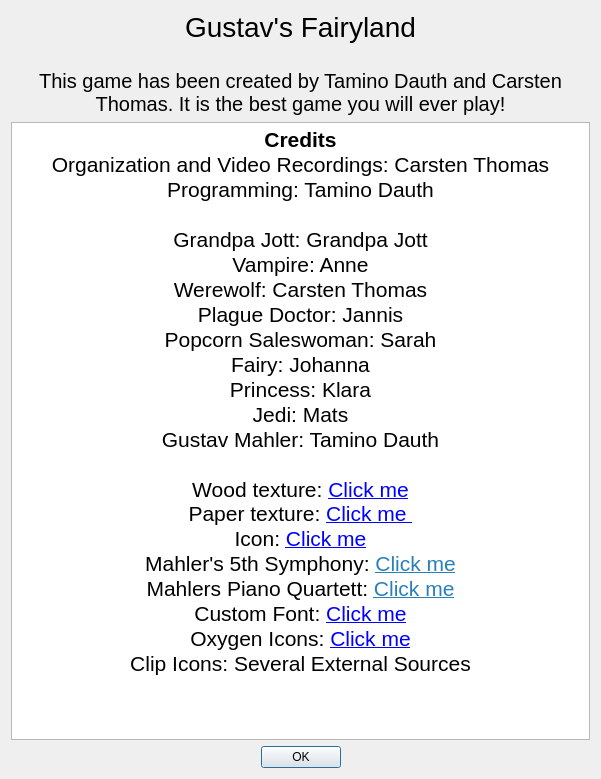
Old version of the form ui/aboutdialog.ui in the repository tdauth/gustavsfairyland.
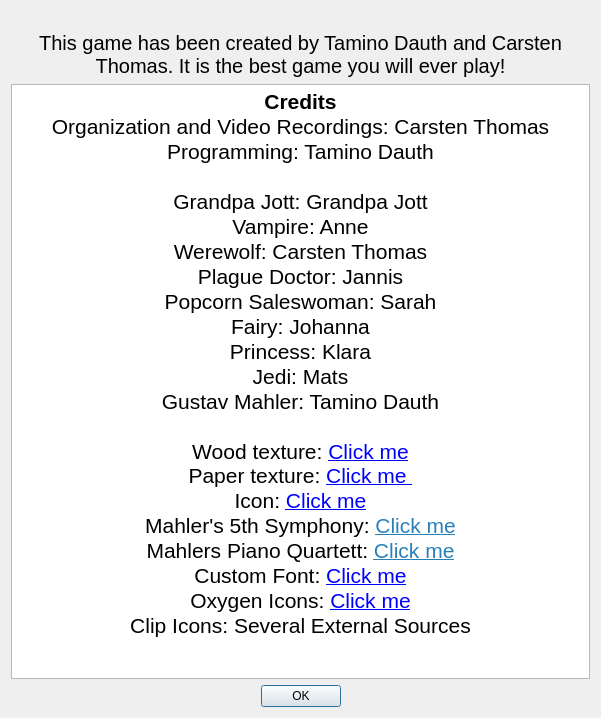
New version of the form. Icons and pictures are not drawn.

```diff
--- a/ui/aboutdialog.ui
+++ b/ui/aboutdialog.ui
@@ -7,7 +7,7 @@
     <x>0</x>
     <y>0</y>
     <width>601</width>
-    <height>779</height>
+    <height>718</height>
    </rect>
   </property>
   <property name="maximumSize">
@@ -20,41 +20,7 @@
    <string>About Gustav's Faryland</string>
   </property>
   <layout class="QGridLayout" name="gridLayout">
-   <item row="1" column="0" alignment="Qt::AlignTop">
-    <widget class="QLabel" name="label">
-     <property name="sizePolicy">
-      <sizepolicy hsizetype="Preferred" vsizetype="Preferred">
-       <horstretch>0</horstretch>
-       <verstretch>0</verstretch>
-      </sizepolicy>
-     </property>
-     <property name="text">
-      <string/>
-     </property>
-     <property name="pixmap">
-      <pixmap resource="../resource.qrc">:/resources/splashen.jpg</pixmap>
-     </property>
-     <property name="alignment">
-      <set>Qt::AlignCenter</set>
-     </property>
-    </widget>
-   </item>
-   <item row="0" column="0">
-    <widget class="QLabel" name="label_3">
-     <property name="font">
-      <font>
-       <pointsize>21</pointsize>
-      </font>
-     </property>
-     <property name="text">
-      <string>Gustav's Fairyland</string>
-     </property>
-     <property name="alignment">
-      <set>Qt::AlignCenter</set>
-     </property>
-    </widget>
-   </item>
-   <item row="3" column="0">
+   <item row="2" column="0">
     <widget class="QTextBrowser" name="textBrowser">
      <property name="font">
       <font>
@@ -65,7 +31,7 @@
       <string>&lt;!DOCTYPE HTML PUBLIC &quot;-//W3C//DTD HTML 4.0//EN&quot; &quot;http://www.w3.org/TR/REC-html40/strict.dtd&quot;&gt;
 &lt;html&gt;&lt;head&gt;&lt;meta name=&quot;qrichtext&quot; content=&quot;1&quot; /&gt;&lt;style type=&quot;text/css&quot;&gt;
 p, li { white-space: pre-wrap; }
-&lt;/style&gt;&lt;/head&gt;&lt;body style=&quot; font-family:'MS Shell Dlg 2'; font-size:15pt; font-weight:400; font-style:normal;&quot;&gt;
+&lt;/style&gt;&lt;/head&gt;&lt;body style=&quot; font-family:'Sans Serif'; font-size:15pt; font-weight:400; font-style:normal;&quot;&gt;
 &lt;p align=&quot;center&quot; style=&quot; margin-top:0px; margin-bottom:0px; margin-left:0px; margin-right:0px; -qt-block-indent:0; text-indent:0px;&quot;&gt;&lt;span style=&quot; font-family:'Ringbearer'; font-size:16pt; font-weight:600;&quot;&gt;Credits&lt;/span&gt;&lt;/p&gt;
 &lt;p align=&quot;center&quot; style=&quot; margin-top:0px; margin-bottom:0px; margin-left:0px; margin-right:0px; -qt-block-indent:0; text-indent:0px;&quot;&gt;&lt;span style=&quot; font-family:'Ringbearer'; font-size:16pt;&quot;&gt;Organization and Video Recordings: Carsten Thomas&lt;/span&gt;&lt;/p&gt;
 &lt;p align=&quot;center&quot; style=&quot; margin-top:0px; margin-bottom:0px; margin-left:0px; margin-right:0px; -qt-block-indent:0; text-indent:0px;&quot;&gt;&lt;span style=&quot; font-family:'Ringbearer'; font-size:16pt;&quot;&gt;Programming: Tamino Dauth&lt;/span&gt;&lt;/p&gt;
@@ -93,7 +59,36 @@
      </property>
     </widget>
    </item>
-   <item row="2" column="0" alignment="Qt::AlignTop">
+   <item row="3" column="0">
+    <widget class="QDialogButtonBox" name="buttonBox">
+     <property name="standardButtons">
+      <set>QDialogButtonBox::Ok</set>
+     </property>
+     <property name="centerButtons">
+      <bool>true</bool>
+     </property>
+    </widget>
+   </item>
+   <item row="0" column="0" alignment="Qt::AlignTop">
+    <widget class="QLabel" name="label">
+     <property name="sizePolicy">
+      <sizepolicy hsizetype="Preferred" vsizetype="Preferred">
+       <horstretch>0</horstretch>
+       <verstretch>0</verstretch>
+      </sizepolicy>
+     </property>
+     <property name="text">
+      <string/>
+     </property>
+     <property name="pixmap">
+      <pixmap resource="../resource.qrc">:/resources/splashen.jpg</pixmap>
+     </property>
+     <property name="alignment">
+      <set>Qt::AlignCenter</set>
+     </property>
+    </widget>
+   </item>
+   <item row="1" column="0" alignment="Qt::AlignTop">
     <widget class="QLabel" name="label_2">
      <property name="font">
       <font>
@@ -114,16 +109,6 @@
      </property>
     </widget>
    </item>
-   <item row="4" column="0">
-    <widget class="QDialogButtonBox" name="buttonBox">
-     <property name="standardButtons">
-      <set>QDialogButtonBox::Ok</set>
-     </property>
-     <property name="centerButtons">
-      <bool>true</bool>
-     </property>
-    </widget>
-   </item>
   </layout>
  </widget>
  <resources>
```
